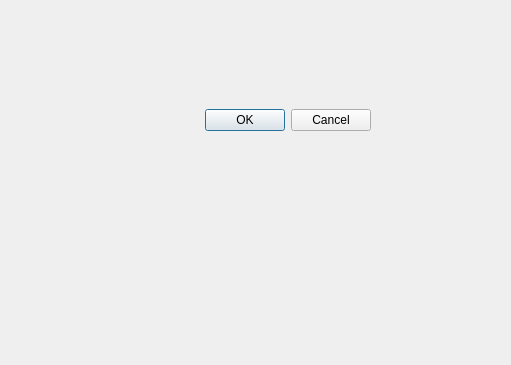
Above: mainpage.ui from VTVaradeva22/SpendTrack before the change; both pictures show x 0 to 511 and y 136 to 501 of the 890 by 501 pixel window. Below: the same form after it.
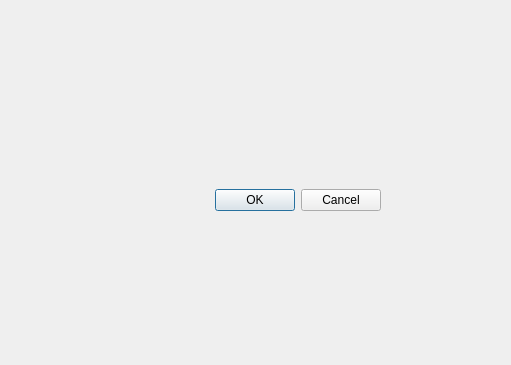
That is the form after the change.

```diff
--- a/mainpage.ui
+++ b/mainpage.ui
@@ -16,12 +16,55 @@
   <widget class="QDialogButtonBox" name="buttonBox">
    <property name="geometry">
     <rect>
-     <x>30</x>
-     <y>240</y>
+     <x>40</x>
+     <y>320</y>
      <width>341</width>
      <height>32</height>
     </rect>
    </property>
+   <property name="palette">
+    <palette>
+     <active>
+      <colorrole role="AlternateBase">
+       <brush brushstyle="SolidPattern">
+        <color alpha="255">
+         <red>245</red>
+         <green>46</green>
+         <blue>169</blue>
+        </color>
+       </brush>
+      </colorrole>
+     </active>
+     <inactive>
+      <colorrole role="AlternateBase">
+       <brush brushstyle="SolidPattern">
+        <color alpha="255">
+         <red>245</red>
+         <green>46</green>
+         <blue>169</blue>
+        </color>
+       </brush>
+      </colorrole>
+     </inactive>
+     <disabled>
+      <colorrole role="AlternateBase">
+       <brush brushstyle="SolidPattern">
+        <color alpha="255">
+         <red>245</red>
+         <green>46</green>
+         <blue>169</blue>
+        </color>
+       </brush>
+      </colorrole>
+     </disabled>
+    </palette>
+   </property>
+   <property name="mouseTracking">
+    <bool>false</bool>
+   </property>
+   <property name="tabletTracking">
+    <bool>false</bool>
+   </property>
    <property name="orientation">
     <enum>Qt::Orientation::Horizontal</enum>
    </property>
```
